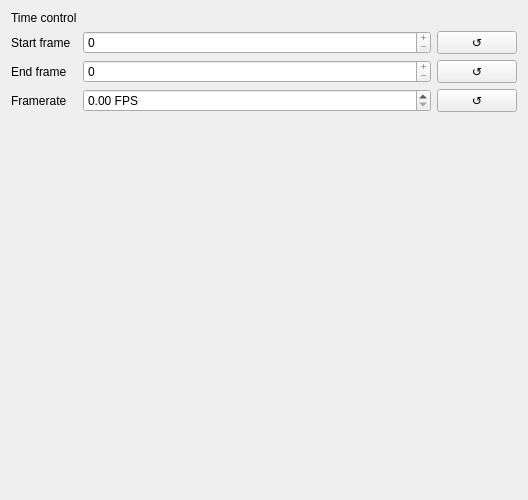
This is src/tacty/ui/forms/calibration.ui in TactileLibrary/tacty as Qt 5 draws it before an edit. The edited form follows.
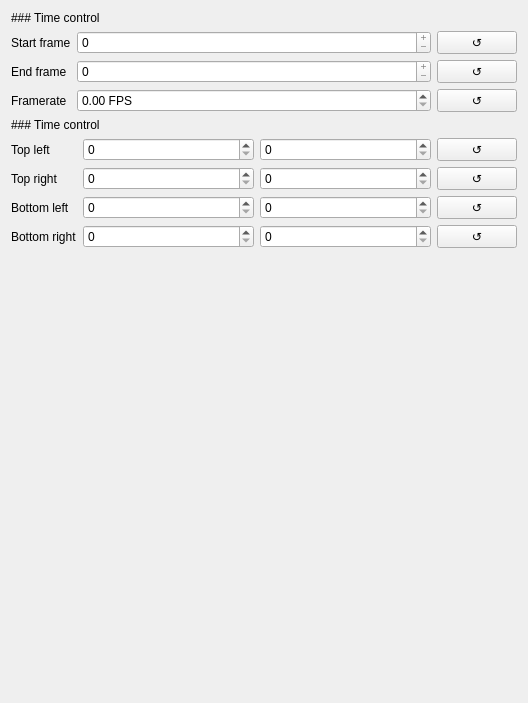
This is the edited form.

What changed in the file:
```diff
--- a/src/tacty/ui/forms/calibration.ui
+++ b/src/tacty/ui/forms/calibration.ui
@@ -7,7 +7,7 @@
     <x>0</x>
     <y>0</y>
     <width>528</width>
-    <height>500</height>
+    <height>703</height>
    </rect>
   </property>
   <property name="sizePolicy">
@@ -19,36 +19,27 @@
   <property name="windowTitle">
    <string>Form</string>
   </property>
-  <layout class="QFormLayout" name="formLayout">
-   <item row="0" column="0">
+  <layout class="QVBoxLayout" name="verticalLayout">
+   <item>
     <widget class="QLabel" name="timeControlLabel">
      <property name="text">
-      <string>Time control</string>
+      <string>### Time control</string>
+     </property>
+     <property name="textFormat">
+      <enum>Qt::TextFormat::MarkdownText</enum>
      </property>
     </widget>
    </item>
-   <item row="2" column="0">
+   <item>
+    <layout class="QFormLayout" name="timeControlForm">
+     <item row="0" column="0">
     <widget class="QLabel" name="startFrameLabel">
      <property name="text">
       <string>Start frame</string>
      </property>
     </widget>
    </item>
-   <item row="3" column="0">
-    <widget class="QLabel" name="endFrameLabel">
-     <property name="text">
-      <string>End frame</string>
-     </property>
-    </widget>
-   </item>
-   <item row="4" column="0">
-    <widget class="QLabel" name="frameRateLabel">
-     <property name="text">
-      <string>Framerate</string>
-     </property>
-    </widget>
-   </item>
-   <item row="2" column="1">
+     <item row="0" column="1">
     <layout class="QHBoxLayout" name="horizontalLayout">
      <item>
       <widget class="QSpinBox" name="startFrame">
@@ -102,7 +93,14 @@
      </item>
     </layout>
    </item>
-   <item row="3" column="1">
+     <item row="1" column="0">
+      <widget class="QLabel" name="endFrameLabel">
+       <property name="text">
+        <string>End frame</string>
+       </property>
+      </widget>
+     </item>
+     <item row="1" column="1">
     <layout class="QHBoxLayout" name="horizontalLayout_2">
      <item>
       <widget class="QSpinBox" name="endFrame">
@@ -141,7 +139,14 @@
      </item>
     </layout>
    </item>
-   <item row="4" column="1">
+     <item row="2" column="0">
+      <widget class="QLabel" name="frameRateLabel">
+       <property name="text">
+        <string>Framerate</string>
+       </property>
+      </widget>
+     </item>
+     <item row="2" column="1">
     <layout class="QHBoxLayout" name="horizontalLayout_3">
      <item>
       <widget class="QDoubleSpinBox" name="frameRate">
@@ -179,6 +184,235 @@
       </widget>
      </item>
     </layout>
+     </item>
+    </layout>
+   </item>
+   <item>
+    <widget class="QLabel" name="perspectiveControlLabel">
+     <property name="text">
+      <string>### Time control</string>
+     </property>
+     <property name="textFormat">
+      <enum>Qt::TextFormat::MarkdownText</enum>
+     </property>
+    </widget>
+   </item>
+   <item>
+    <layout class="QFormLayout" name="perspectiveControlForm">
+     <item row="0" column="0">
+      <widget class="QLabel" name="topLeftLabel">
+       <property name="text">
+        <string>Top left</string>
+       </property>
+      </widget>
+     </item>
+     <item row="0" column="1">
+      <layout class="QHBoxLayout" name="horizontalLayout_4">
+       <item>
+        <widget class="QSpinBox" name="topLeftX">
+         <property name="sizePolicy">
+          <sizepolicy hsizetype="Expanding" vsizetype="Fixed">
+           <horstretch>0</horstretch>
+           <verstretch>0</verstretch>
+          </sizepolicy>
+         </property>
+        </widget>
+       </item>
+       <item>
+        <widget class="QSpinBox" name="topLeftY">
+         <property name="sizePolicy">
+          <sizepolicy hsizetype="Expanding" vsizetype="Fixed">
+           <horstretch>0</horstretch>
+           <verstretch>0</verstretch>
+          </sizepolicy>
+         </property>
+        </widget>
+       </item>
+       <item>
+        <widget class="QPushButton" name="topLeftReset">
+         <property name="sizePolicy">
+          <sizepolicy hsizetype="Preferred" vsizetype="Preferred">
+           <horstretch>0</horstretch>
+           <verstretch>0</verstretch>
+          </sizepolicy>
+         </property>
+         <property name="text">
+          <string>↺</string>
+         </property>
+         <property name="default">
+          <bool>false</bool>
+         </property>
+         <property name="flat">
+          <bool>false</bool>
+         </property>
+        </widget>
+       </item>
+      </layout>
+     </item>
+     <item row="1" column="0">
+      <widget class="QLabel" name="topRightLabel">
+       <property name="text">
+        <string>Top right</string>
+       </property>
+      </widget>
+     </item>
+     <item row="2" column="0">
+      <widget class="QLabel" name="bottomLeftLabel">
+       <property name="text">
+        <string>Bottom left</string>
+       </property>
+      </widget>
+     </item>
+     <item row="3" column="0">
+      <widget class="QLabel" name="bottomRightLabel">
+       <property name="text">
+        <string>Bottom right</string>
+       </property>
+      </widget>
+     </item>
+     <item row="1" column="1">
+      <layout class="QHBoxLayout" name="horizontalLayout_5">
+       <item>
+        <widget class="QSpinBox" name="topRightX">
+         <property name="sizePolicy">
+          <sizepolicy hsizetype="Expanding" vsizetype="Fixed">
+           <horstretch>0</horstretch>
+           <verstretch>0</verstretch>
+          </sizepolicy>
+         </property>
+        </widget>
+       </item>
+       <item>
+        <widget class="QSpinBox" name="topRightY">
+         <property name="sizePolicy">
+          <sizepolicy hsizetype="Expanding" vsizetype="Fixed">
+           <horstretch>0</horstretch>
+           <verstretch>0</verstretch>
+          </sizepolicy>
+         </property>
+        </widget>
+       </item>
+       <item>
+        <widget class="QPushButton" name="topRightReset">
+         <property name="sizePolicy">
+          <sizepolicy hsizetype="Preferred" vsizetype="Preferred">
+           <horstretch>0</horstretch>
+           <verstretch>0</verstretch>
+          </sizepolicy>
+         </property>
+         <property name="text">
+          <string>↺</string>
+         </property>
+         <property name="default">
+          <bool>false</bool>
+         </property>
+         <property name="flat">
+          <bool>false</bool>
+         </property>
+        </widget>
+       </item>
+      </layout>
+     </item>
+     <item row="2" column="1">
+      <layout class="QHBoxLayout" name="horizontalLayout_6">
+       <item>
+        <widget class="QSpinBox" name="bottomLeftX">
+         <property name="sizePolicy">
+          <sizepolicy hsizetype="Expanding" vsizetype="Fixed">
+           <horstretch>0</horstretch>
+           <verstretch>0</verstretch>
+          </sizepolicy>
+         </property>
+        </widget>
+       </item>
+       <item>
+        <widget class="QSpinBox" name="bottomLeftY">
+         <property name="sizePolicy">
+          <sizepolicy hsizetype="Expanding" vsizetype="Fixed">
+           <horstretch>0</horstretch>
+           <verstretch>0</verstretch>
+          </sizepolicy>
+         </property>
+        </widget>
+       </item>
+       <item>
+        <widget class="QPushButton" name="bottomLeftReset">
+         <property name="sizePolicy">
+          <sizepolicy hsizetype="Preferred" vsizetype="Preferred">
+           <horstretch>0</horstretch>
+           <verstretch>0</verstretch>
+          </sizepolicy>
+         </property>
+         <property name="text">
+          <string>↺</string>
+         </property>
+         <property name="default">
+          <bool>false</bool>
+         </property>
+         <property name="flat">
+          <bool>false</bool>
+         </property>
+        </widget>
+       </item>
+      </layout>
+     </item>
+     <item row="3" column="1">
+      <layout class="QHBoxLayout" name="horizontalLayout_7">
+       <item>
+        <widget class="QSpinBox" name="bottomRightX">
+         <property name="sizePolicy">
+          <sizepolicy hsizetype="Expanding" vsizetype="Fixed">
+           <horstretch>0</horstretch>
+           <verstretch>0</verstretch>
+          </sizepolicy>
+         </property>
+        </widget>
+       </item>
+       <item>
+        <widget class="QSpinBox" name="bottomRightY">
+         <property name="sizePolicy">
+          <sizepolicy hsizetype="Expanding" vsizetype="Fixed">
+           <horstretch>0</horstretch>
+           <verstretch>0</verstretch>
+          </sizepolicy>
+         </property>
+        </widget>
+       </item>
+       <item>
+        <widget class="QPushButton" name="bottomRightReset">
+         <property name="sizePolicy">
+          <sizepolicy hsizetype="Preferred" vsizetype="Preferred">
+           <horstretch>0</horstretch>
+           <verstretch>0</verstretch>
+          </sizepolicy>
+         </property>
+         <property name="text">
+          <string>↺</string>
+         </property>
+         <property name="default">
+          <bool>false</bool>
+         </property>
+         <property name="flat">
+          <bool>false</bool>
+         </property>
+        </widget>
+       </item>
+      </layout>
+     </item>
+    </layout>
+   </item>
+   <item>
+    <spacer name="verticalSpacer">
+     <property name="orientation">
+      <enum>Qt::Orientation::Vertical</enum>
+     </property>
+     <property name="sizeHint" stdset="0">
+      <size>
+       <width>20</width>
+       <height>40</height>
+      </size>
+     </property>
+    </spacer>
    </item>
   </layout>
  </widget>
```
Lines whose indentation alone changed are shown as unchanged.
